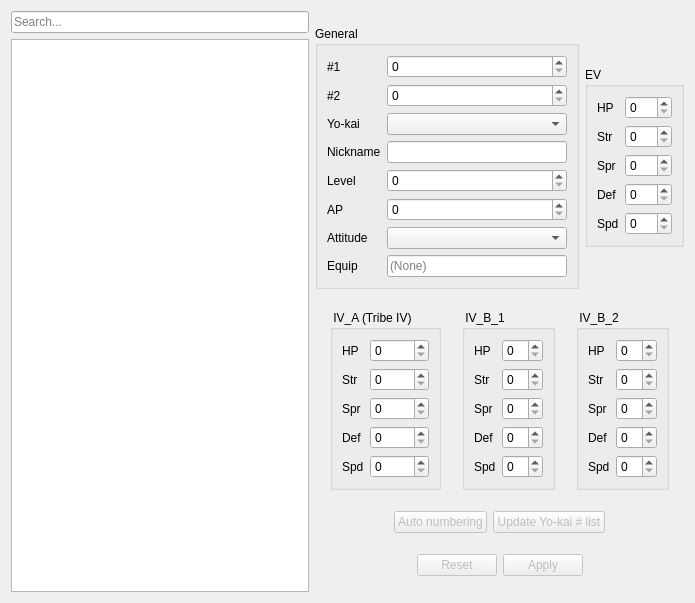
victorBltrn/Yo-kai_Editor_1-1, file youkaitab.ui: the form before one commit.
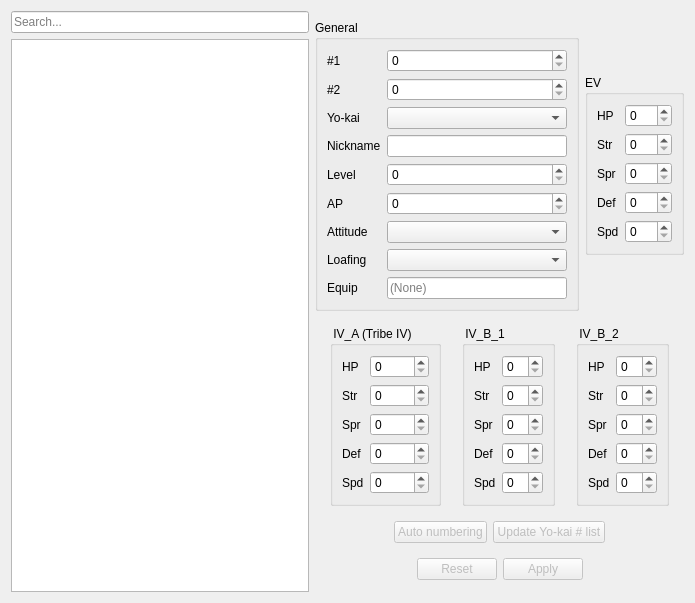
The form after the commit.

Commit message: Add Loafing attitude editor and display equipped item in Yo-kai list

Patch:
```diff
--- a/youkaitab.ui
+++ b/youkaitab.ui
@@ -133,13 +133,30 @@
              </widget>
             </item>
             <item row="10" column="0">
+             <widget class="QLabel" name="label_loafing">
+              <property name="text">
+               <string>Loafing</string>
+              </property>
+             </widget>
+            </item>
+            <item row="10" column="1">
+             <widget class="QComboBox" name="loafingCB">
+              <property name="minimumSize">
+               <size>
+                <width>180</width>
+                <height>0</height>
+               </size>
+              </property>
+             </widget>
+            </item>
+            <item row="11" column="0">
              <widget class="QLabel" name="label_equip">
               <property name="text">
                <string>Equip</string>
               </property>
              </widget>
             </item>
-            <item row="10" column="1">
+            <item row="11" column="1">
              <widget class="QLineEdit" name="equipEdit">
               <property name="readOnly">
                <bool>true</bool>
```
The commit also changes 3 other files.
